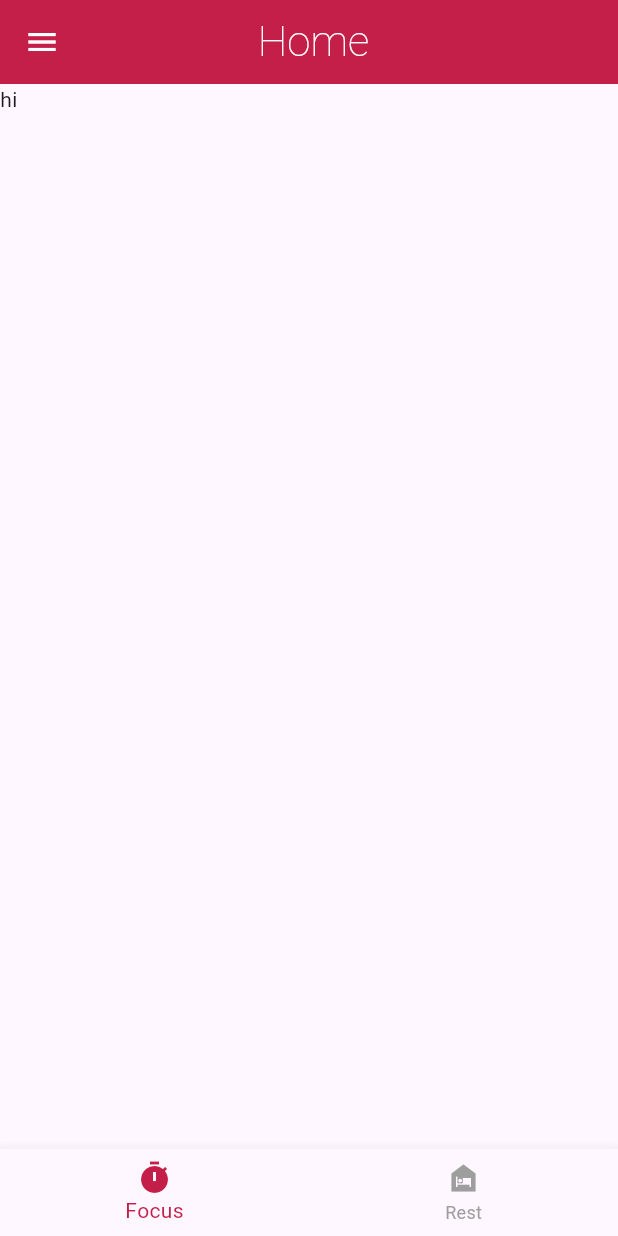
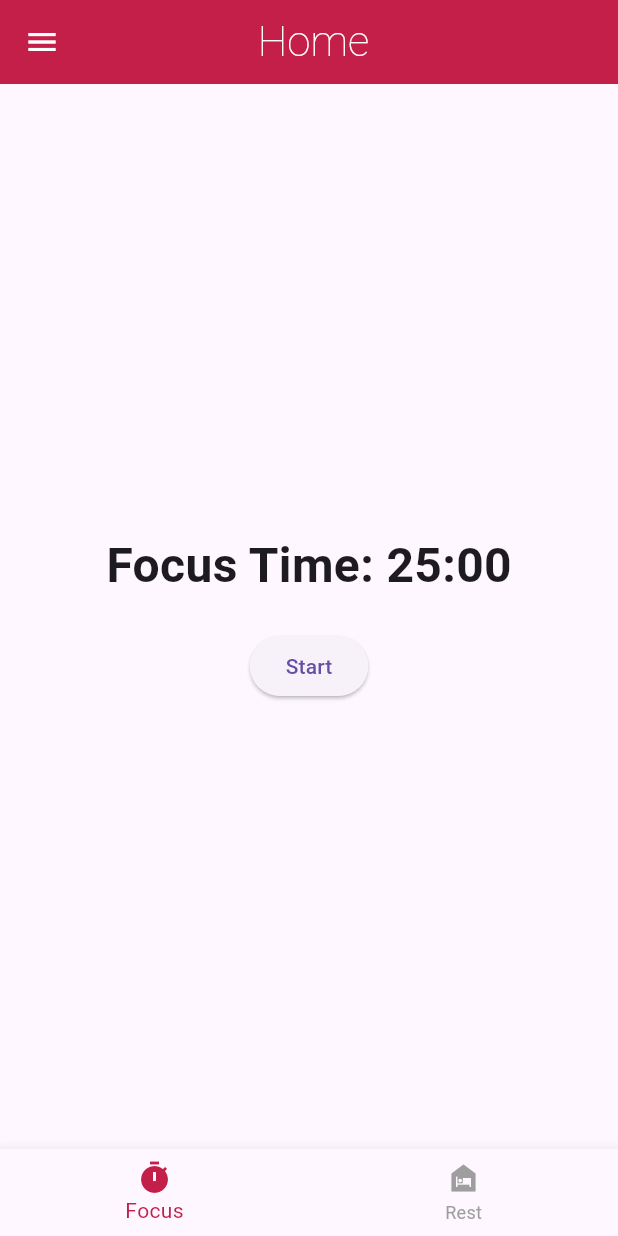
Before and after one commit to Hudakasim/pomodoro-app, a Flutter app: the screen it shows after launch, after a tap on "Login", on a phone screen of 412 x 824 dp. Run offline on Flutter 3.47's test engine with Material 3 defaults, Android fonts, the phone set to English and light mode, and no system bars; missing offline and left inert: cloudinary_url_gen; network calls fail.

Commit message:
timer added

```diff
--- a/lib/main.dart
+++ b/lib/main.dart
@@ -1,12 +1,14 @@
 import 'package:cloudinary_url_gen/cloudinary.dart';
 import 'package:flutter/material.dart';
+import 'package:provider/provider.dart';  // Provider'ı dahil ediyoruz
 import 'package:pomodoro/screens/home.dart';
 import 'package:pomodoro/screens/login.dart';
 import 'package:pomodoro/screens/settings.dart';
+import 'package:pomodoro/screens/assets_screens/pomodoro_provider.dart';
 
+var cloudinary = Cloudinary.fromStringUrl('cloudinary://API_KEY:API_SECRET@CLOUD_NAME');
 
-var cloudinary=Cloudinary.fromStringUrl('cloudinary://API_KEY:API_SECRET@CLOUD_NAME');
-void main(){
+void main() {
   runApp(Pomodoro());
 }
 
@@ -15,14 +17,17 @@ class Pomodoro extends StatelessWidget {
 
   @override
   Widget build(BuildContext context) {
-    return MaterialApp(
-      debugShowCheckedModeBanner: false,
-      home: Login(),
-      routes: {
-        '/login' : (context) => Login(),
-        '/home' : (context) => Home(),
-        '/settings' : (context) => Settings()
-      },
+    return ChangeNotifierProvider(
+      create: (context) => PomodoroProvider(),  // Provider'ı tanımlıyoruz
+      child: MaterialApp(
+        debugShowCheckedModeBanner: false,
+        home: Login(),  // İlk açılışta Login sayfası görünecek
+        routes: {
+          '/login': (context) => Login(),
+          '/home': (context) => Home(),
+          '/settings': (context) => Settings(),
+        },
+      ),
     );
   }
 }
--- /dev/null
+++ b/lib/screens/assets_screens/pomodoro_provider.dart
@@ -0,0 +1,21 @@
+import 'package:flutter/material.dart';
+
+class PomodoroProvider with ChangeNotifier {
+  int _focusTime = 25; // Default focus time
+  int _restTime = 5;   // Default rest time
+
+  int get focusTime => _focusTime;
+  int get restTime => _restTime;
+
+  // Focus time'ı güncelleme fonksiyonu
+  void setFocusTime(int time) {
+    _focusTime = time;
+    notifyListeners();
+  }
+
+  // Rest time'ı güncelleme fonksiyonu
+  void setRestTime(int time) {
+    _restTime = time;
+    notifyListeners();
+  }
+}
--- a/lib/screens/focus.dart
+++ b/lib/screens/focus.dart
@@ -1,5 +1,5 @@
 import 'package:flutter/material.dart';
-
+import 'dart:async';
 
 class Focus_Study extends StatefulWidget {
   const Focus_Study({super.key});
@@ -9,12 +9,62 @@ class Focus_Study extends StatefulWidget {
 }
 
 class _Focus_StudyState extends State<Focus_Study> {
+  int focusTime = 25; // Default focus time
+  int secondsLeft = 25 * 60; // Focus time in seconds
+  bool isTimerRunning = false;
+  late Timer _timer;
 
+  void startTimer() {
+    setState(() {
+      isTimerRunning = true;
+    });
+
+    _timer = Timer.periodic(Duration(seconds: 1), (timer) {
+      if (secondsLeft > 0) {
+        setState(() {
+          secondsLeft--;
+        });
+      } else {
+        _timer.cancel();
+        setState(() {
+          isTimerRunning = false;
+        });
+      }
+    });
+  }
+
+  void stopTimer() {
+    setState(() {
+      _timer.cancel();
+      isTimerRunning = false;
+    });
+  }
+
+  String formatTime(int seconds) {
+    int minutes = seconds ~/ 60;
+    int remainingSeconds = seconds % 60;
+    return '$minutes:${remainingSeconds.toString().padLeft(2, '0')}';
+  }
 
   @override
   Widget build(BuildContext context) {
     return Scaffold(
-body: Text("hi"),
+      body: Center(
+        child: Column(
+          mainAxisAlignment: MainAxisAlignment.center,
+          children: [
+            Text(
+              'Focus Time: ${formatTime(secondsLeft)}',
+              style: TextStyle(fontSize: 32, fontWeight: FontWeight.bold),
+            ),
+            SizedBox(height: 20),
+            ElevatedButton(
+              onPressed: isTimerRunning ? stopTimer : startTimer,
+              child: Text(isTimerRunning ? 'Stop' : 'Start'),
+            ),
+          ],
+        ),
+      ),
     );
   }
 }
--- a/lib/screens/home.dart
+++ b/lib/screens/home.dart
@@ -11,7 +11,6 @@ class Home extends StatefulWidget {
 }
 
 class _HomeState extends State<Home> {
-  // Tip güvenli bir liste olarak tanımlama
   List _pages = [
     Focus_Study(),
     Rest(),
@@ -27,6 +26,8 @@ class _HomeState extends State<Home> {
   }
 
   String? logoUrl;
+  int focusTime = 25;
+  int restTime = 5;
 
   @override
   void initState() {
@@ -46,29 +47,24 @@ class _HomeState extends State<Home> {
     return Scaffold(
       appBar: AppBar(
         iconTheme: IconThemeData(color: Colors.white),
-        title: Center(child: Padding(
+        title: Center(
+          child: Padding(
             padding: const EdgeInsets.fromLTRB(0, 0, 50, 0),
-		  child:
-		  Text("Home", style: TextStyle(fontSize: 28, fontWeight: FontWeight.w200, color: Colors.white)),
-		)
+            child: Text("Home", style: TextStyle(fontSize: 28, fontWeight: FontWeight.w200, color: Colors.white)),
+          ),
         ),
         backgroundColor: Color(0xFFC31F48),
       ),
-
-      // CustomDrawer'ı kullanıyoruz
       drawer: CustomDrawer(logoUrl: logoUrl),
-
       body: _pages[_selectedIndex],
       bottomNavigationBar: BottomNavigationBar(
         currentIndex: _selectedIndex,
         onTap: _navigateBottomBar,
         items: [
-          // Focus
           BottomNavigationBarItem(
             icon: Icon(Icons.timer),
             label: 'Focus',
           ),
-          // Rest
           BottomNavigationBarItem(
             icon: Icon(Icons.night_shelter_sharp),
             label: 'Rest',
--- a/lib/screens/rest.dart
+++ b/lib/screens/rest.dart
@@ -1,5 +1,5 @@
 import 'package:flutter/material.dart';
-
+import 'dart:async';
 
 class Rest extends StatefulWidget {
   const Rest({super.key});
@@ -9,10 +9,62 @@ class Rest extends StatefulWidget {
 }
 
 class _RestState extends State<Rest> {
+  int restTime = 5; // Default rest time
+  int secondsLeft = 5 * 60; // Rest time in seconds
+  bool isTimerRunning = false;
+  late Timer _timer;
+
+  void startTimer() {
+    setState(() {
+      isTimerRunning = true;
+    });
+
+    _timer = Timer.periodic(Duration(seconds: 1), (timer) {
+      if (secondsLeft > 0) {
+        setState(() {
+          secondsLeft--;
+        });
+      } else {
+        _timer.cancel();
+        setState(() {
+          isTimerRunning = false;
+        });
+      }
+    });
+  }
+
+  void stopTimer() {
+    setState(() {
+      _timer.cancel();
+      isTimerRunning = false;
+    });
+  }
+
+  String formatTime(int seconds) {
+    int minutes = seconds ~/ 60;
+    int remainingSeconds = seconds % 60;
+    return '$minutes:${remainingSeconds.toString().padLeft(2, '0')}';
+  }
+
   @override
   Widget build(BuildContext context) {
     return Scaffold(
-      body: Text("merhaba"),
+      body: Center(
+        child: Column(
+          mainAxisAlignment: MainAxisAlignment.center,
+          children: [
+            Text(
+              'Rest Time: ${formatTime(secondsLeft)}',
+              style: TextStyle(fontSize: 32, fontWeight: FontWeight.bold),
+            ),
+            SizedBox(height: 20),
+            ElevatedButton(
+              onPressed: isTimerRunning ? stopTimer : startTimer,
+              child: Text(isTimerRunning ? 'Stop' : 'Start'),
+            ),
+          ],
+        ),
+      ),
     );
   }
 }
--- a/pubspec.yaml
+++ b/pubspec.yaml
@@ -33,6 +33,7 @@ dependencies:
   flutter:
     sdk: flutter
   http: ^1.3.0
+  provider: ^6.1.3
 
   # The following adds the Cupertino Icons font to your application.
   # Use with the CupertinoIcons class for iOS style icons.
```
Also changed, not shown: lib/screens/settings.dart (+50 -6 lines), pubspec.lock, 1 other file. Lines whose indentation alone changed are shown as unchanged.
